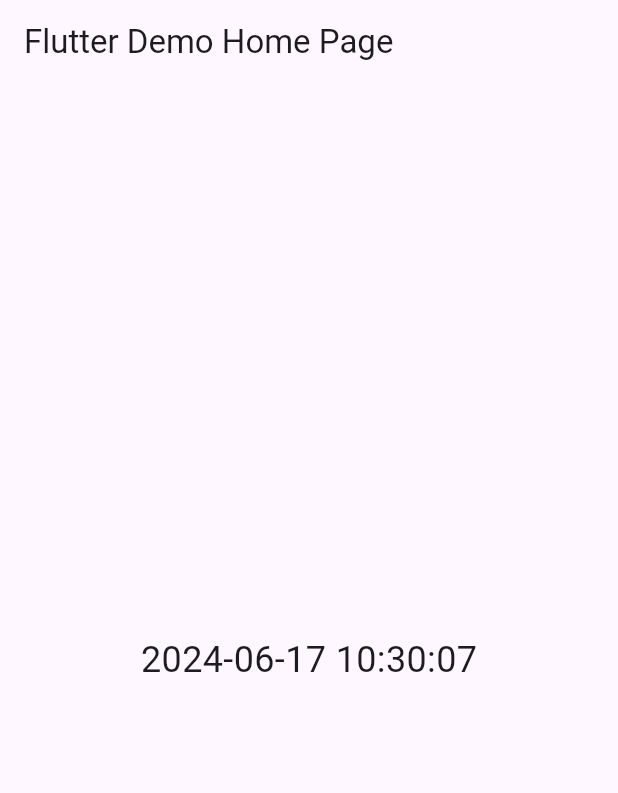
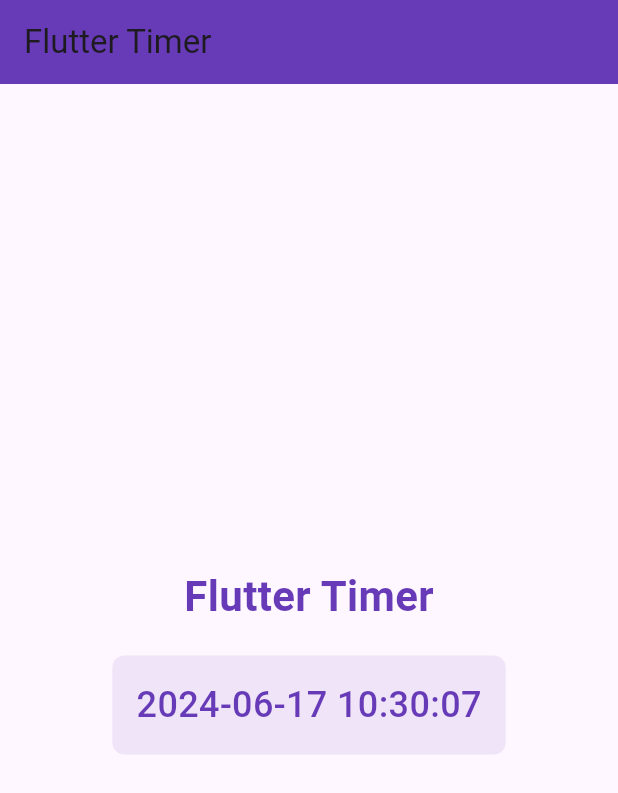
Before and after one commit to shohan-dev/Flutter-Project, a Flutter app: the screen it shows after launch, on a phone screen of 412 x 824 dp. Shown: the top 793 px of the screen. Run offline on Flutter 3.47's test engine with Material 3 defaults, Android fonts, the phone set to English and light mode, and no system bars.

Commit message:
design improved

```diff
--- a/time/lib/main.dart
+++ b/time/lib/main.dart
@@ -11,7 +11,7 @@
   @override
   Widget build(BuildContext context) {
     return MaterialApp(
-      title: 'Flutter Demo',
+      title: 'Flutter Timer',
       theme: ThemeData(
         colorScheme: ColorScheme.fromSeed(seedColor: Colors.deepPurple),
         useMaterial3: true,
@@ -62,12 +62,41 @@
   Widget build(BuildContext context) {
     return Scaffold(
       appBar: AppBar(
-        title: const Text('Flutter Demo Home Page'),
+        title: const Text('Flutter Timer'),
+        backgroundColor: Colors.deepPurple,
       ),
       body: Center(
-        child: Text(
-          _dateTimeString,
-          style: const TextStyle(fontSize: 24),
+        child: Padding(
+          padding: const EdgeInsets.all(16.0),
+          child: Column(
+            mainAxisAlignment: MainAxisAlignment.center,
+            children: [
+              const Text(
+                'Flutter Timer',
+                style: TextStyle(
+                  fontSize: 28,
+                  fontWeight: FontWeight.bold,
+                  color: Colors.deepPurple,
+                ),
+              ),
+              const SizedBox(height: 20),
+              Container(
+                padding: const EdgeInsets.all(16.0),
+                decoration: BoxDecoration(
+                  color: Colors.deepPurple.withOpacity(0.1),
+                  borderRadius: BorderRadius.circular(8),
+                ),
+                child: Text(
+                  _dateTimeString,
+                  style: const TextStyle(
+                    fontSize: 24,
+                    fontWeight: FontWeight.w500,
+                    color: Colors.deepPurple,
+                  ),
+                ),
+              ),
+            ],
+          ),
         ),
       ),
     );
```
